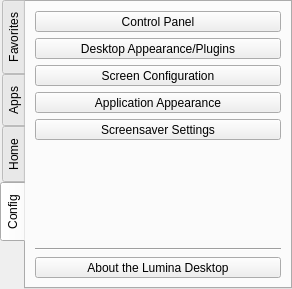
Above: lumina-desktop/panel-plugins/userbutton/UserWidget.ui from lumina-desktop/lumina before the change. Below: the same form after it.
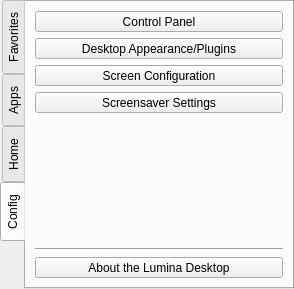
That is the form after the change. The open tabs and pages were chosen to show the change.

Commit message: Large cleanup of the Lumina project files and OS-detection/support systems. 1) Setup all the subprojects to use the new OS-detect.pri subfile 2) Automatically detect/set the build datetime string for the project when qmake is run. 3) Automatically read/embed the current GIT revision into the Lumina version string 4) Remove the old QtConfig shortcut function from the LuminaOS class (and all templates).

What changed in the file:
```diff
--- a/lumina-desktop/panel-plugins/userbutton/UserWidget.ui
+++ b/lumina-desktop/panel-plugins/userbutton/UserWidget.ui
@@ -6,7 +6,7 @@
    <rect>
     <x>0</x>
     <y>0</y>
-    <width>292</width>
+    <width>294</width>
     <height>289</height>
    </rect>
   </property>
@@ -527,28 +527,6 @@
       </property>
      </widget>
     </item>
-    <item>
-     <widget class="QToolButton" name="tool_qtconfig">
-      <property name="sizePolicy">
-       <sizepolicy hsizetype="Preferred" vsizetype="Preferred">
-        <horstretch>0</horstretch>
-        <verstretch>0</verstretch>
-       </sizepolicy>
-      </property>
-      <property name="text">
-       <string>Application Appearance</string>
-      </property>
-      <property name="iconSize">
-       <size>
-        <width>20</width>
-        <height>20</height>
-       </size>
-      </property>
-      <property name="toolButtonStyle">
-       <enum>Qt::ToolButtonTextBesideIcon</enum>
-      </property>
-     </widget>
-    </item>
     <item>
      <widget class="QToolButton" name="tool_config_screensaver">
       <property name="sizePolicy">
```
Left out of the diff: 8 changed lines with no effect on the pictures. The commit also changes 28 other files.
